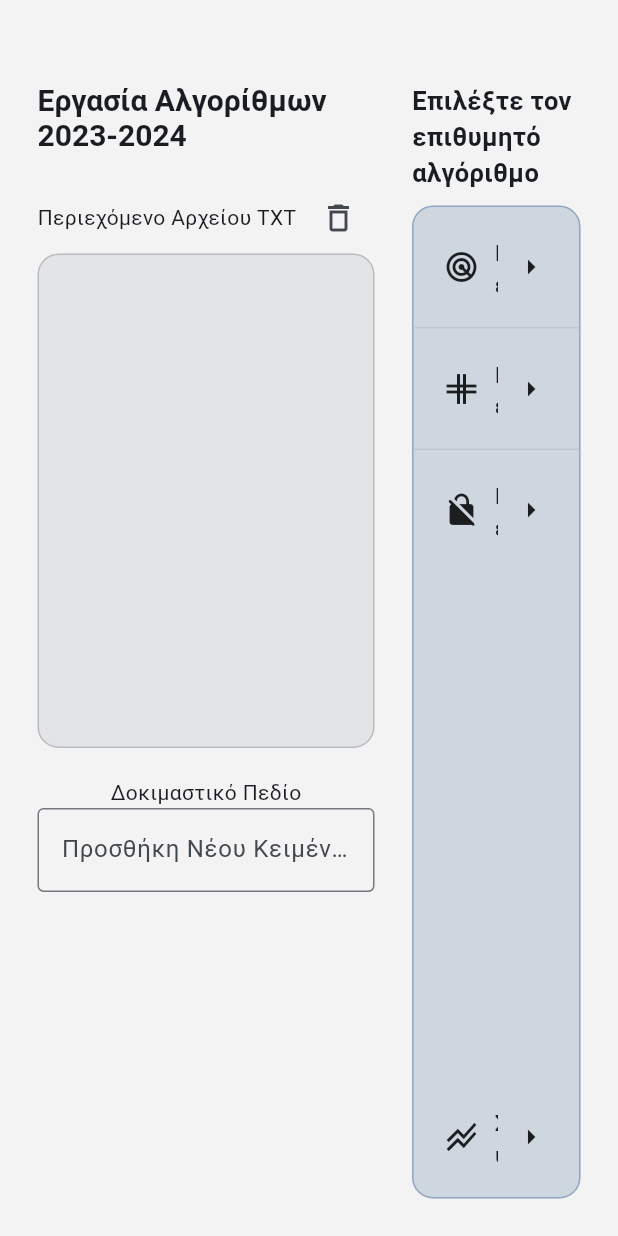
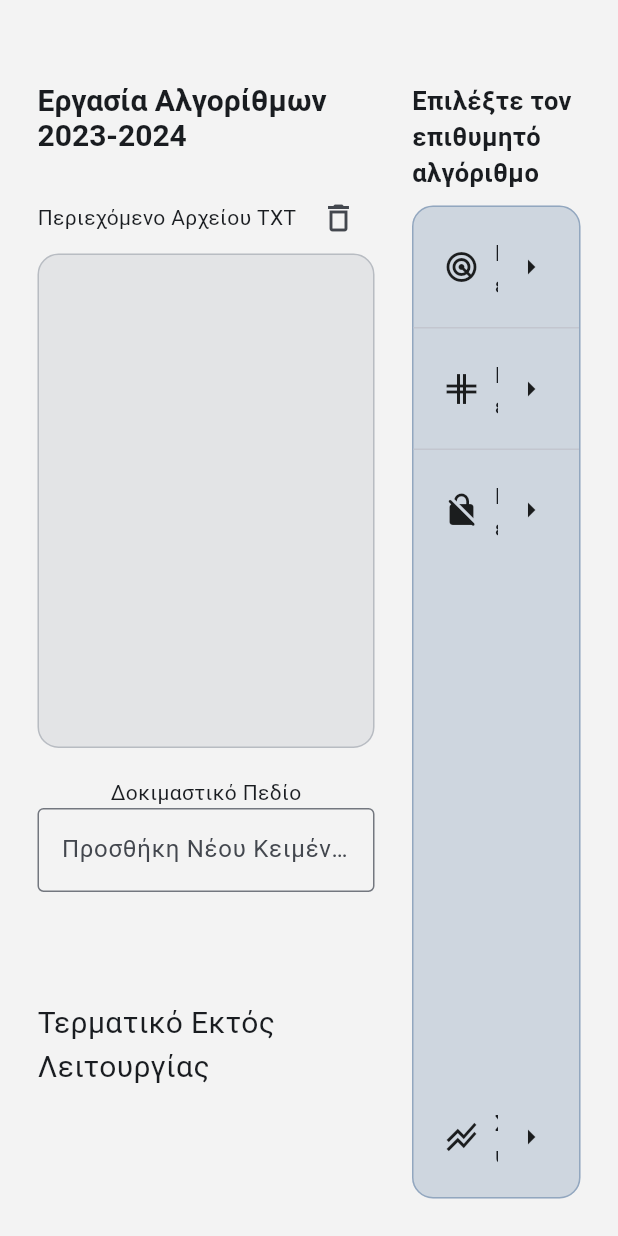
Before and after one commit to TonyGnk/Node-Odyssey, a Flutter app: the screen it shows after launch, on a phone screen of 412 x 824 dp. Run offline on Flutter 3.47's test engine with Material 2 defaults, Android fonts, the phone set to English and light mode, and no system bars; our stand-ins replace adaptive_theme, flutter_riverpod, package_info_plus, shared_preferences; missing offline and left inert: app_settings, flutter_animated_dialog.

Commit message:
Update welcome dialog and terminal side

```diff
--- a/lib/Welcome Page/Services/welcome_dialog.dart
+++ b/lib/Welcome Page/Services/welcome_dialog.dart
@@ -15,10 +15,10 @@ void showAlert(BuildContext context, bool disable) {
               content: ConstrainedBox(
                 constraints: const BoxConstraints(
                   //maxHeight: 300,
-                  maxWidth: 550,
+                  maxWidth: 450,
                 ),
                 child: const Text(
-                    "Παρακαλούμε διαβάστε προσεκτικά τις παρακάτω οδηγίες εκτέλεσης για τη χρήση της εφαρμογής\n-Εκκινήστε την εφαρμογή\n-Επιλέξτε τη μέθοδο επίλυσης (π.χ., 'breadth' για BFS, 'depth' για DFS, 'best' για τον αλγόριθμο best-first, 'astar' για τον αλγόριθμο A*)\n-Καθορίστε την αρχική τιμή, την τιμή στόχο και το όνομα του αρχείου λύσης.\nΕκτελέστε την εφαρμογή.\nsΗ λύση θα εμφανιστεί στο αρχείο λύσης, σύμφωνα με τη μορφή που περιγράφηκε στην εκφώνηση."),
+                    "Εκτελέστε τον αλγόριθμο που επιθυμείτε πληκτρολογόντας τον στο τερματικό ή προβάλεται τον σε γραφική κλίμακα!"),
               ),
               actions: <Widget>[
                 TextButton(
--- a/lib/Welcome Page/basic_screen.dart
+++ b/lib/Welcome Page/basic_screen.dart
@@ -30,7 +30,7 @@ class SecondBasicScreen extends StatelessWidget {
   Widget build(BuildContext context) {
     z
         ? Future.delayed(Duration.zero, () {
-            showAlert(context, false);
+            showAlert(context, true);
             z = false;
           })
         : null;
--- a/lib/Welcome Page/terminal_side.dart
+++ b/lib/Welcome Page/terminal_side.dart
@@ -42,6 +42,13 @@ Widget terminalSide(BuildContext context) {
             },
           ),
           const Expanded(child: SizedBox()),
+          Text(
+            'Τερματικό Εκτός Λειτουργίας',
+            style: TextStyle(
+                fontSize: 20,
+                color: Theme.of(context).colorScheme.onBackground),
+          ),
+          const Expanded(child: SizedBox()),
         ],
       ),
     );
```
